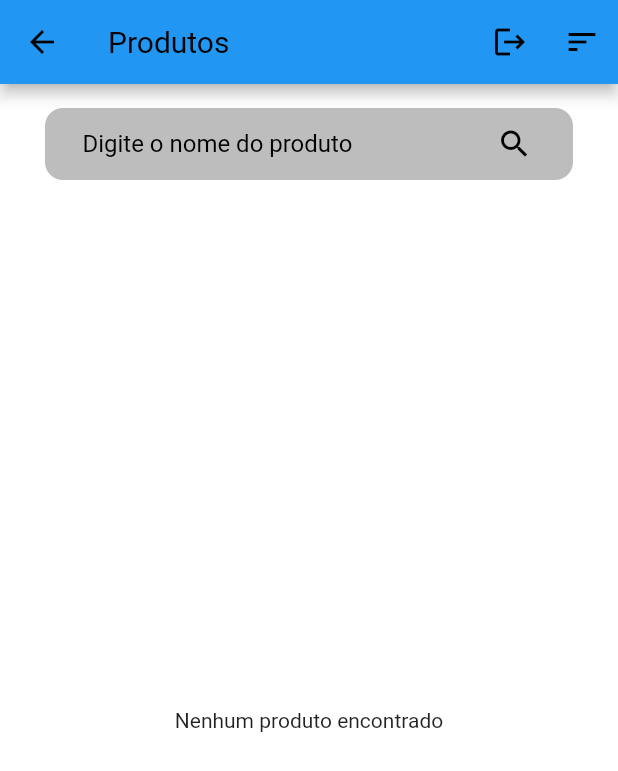
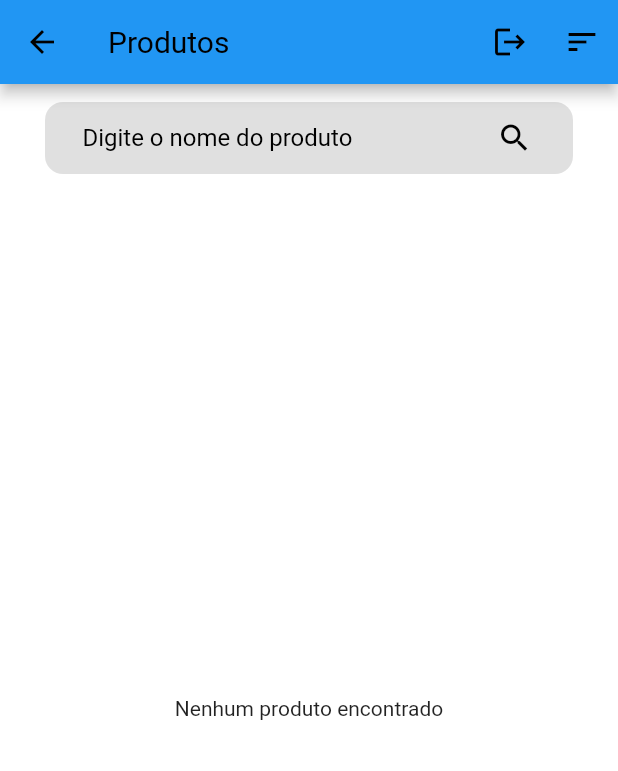
Before and after one commit to EduardoGomesSa/app_whitelabel, a Flutter app: the HomePage screen opened by its route, on a phone screen of 412 x 824 dp. Shown: the top 771 px of the screen. Run offline on Flutter 3.47's test engine with Material 3 defaults, Android fonts, the light colour scheme and no system bars; our stand-ins replace dio, fluttertoast, get, shared_preferences; accounts and stored records are empty.

Commit message:
feat: :sparkles: improving searchwidget layout

```diff
--- a/lib/src/pages/home/home_page.dart
+++ b/lib/src/pages/home/home_page.dart
@@ -58,7 +58,7 @@ class HomePage extends StatelessWidget {
       body: Column(
         children: [
           Padding(
-            padding: const EdgeInsets.only(top: 16.0, bottom: 16),
+            padding: const EdgeInsets.only(top: 12, bottom: 5),
             child: Row(
               children: [
                 Expanded(child: SearchWidget(onSearch: searchProducts)),
--- a/lib/src/pages/home/widgets/search_widget.dart
+++ b/lib/src/pages/home/widgets/search_widget.dart
@@ -16,7 +16,7 @@ class SearchWidget extends StatelessWidget {
           Container(
             padding: const EdgeInsets.symmetric(horizontal: 15),
             decoration: BoxDecoration(
-              color: Colors.grey[400],
+              color: Colors.grey[300],
               borderRadius: BorderRadius.circular(12),
             ),
             child: Row(
```
